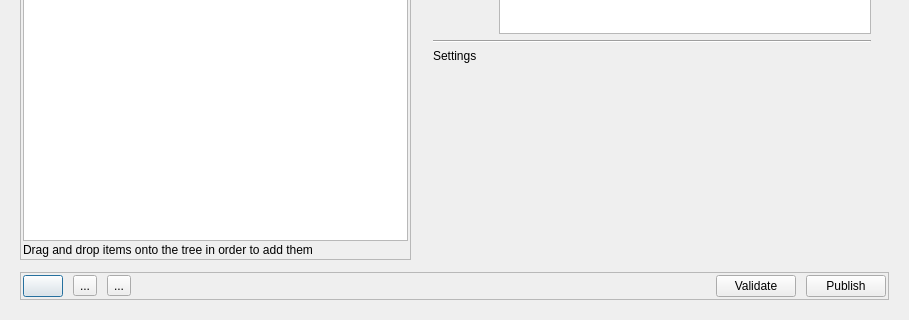
This is resources/dialog.ui in shotgunsoftware/tk-multi-publish2 as Qt 5 draws it before an edit; both pictures show x 0 to 909 and y 387 to 707 of the 909 by 707 pixel window. The edited form follows.
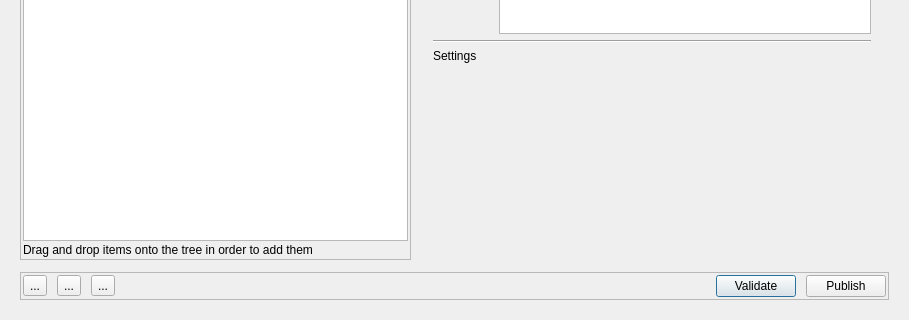
This is the edited form. Icons and pictures are not drawn. Custom widgets are drawn as their Qt base class.

```diff
--- a/resources/dialog.ui
+++ b/resources/dialog.ui
@@ -464,10 +464,22 @@
            <number>2</number>
           </property>
           <item>
-           <widget class="QPushButton" name="options">
+           <widget class="QToolButton" name="delete_items">
+            <property name="toolTip">
+             <string>Delete selected items</string>
+            </property>
+            <property name="text">
+             <string>...</string>
+            </property>
             <property name="icon">
-             <iconset>
-              <normaloff>:/tk_multi_publish2/tick.png</normaloff>:/tk_multi_publish2/tick.png</iconset>
+             <iconset resource="resources.qrc">
+              <normaloff>:/tk_multi_publish2/trash.png</normaloff>:/tk_multi_publish2/trash.png</iconset>
+            </property>
+            <property name="iconSize">
+             <size>
+              <width>20</width>
+              <height>20</height>
+             </size>
             </property>
            </widget>
           </item>
```
Left out of the diff: 10 changed lines with no effect on the pictures.
